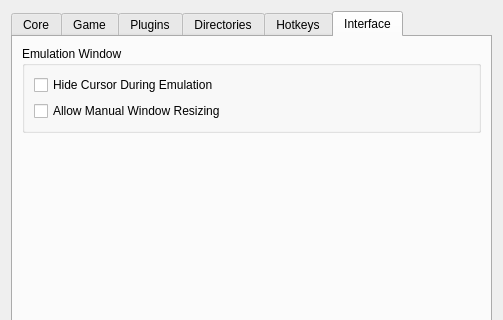
Above: Source/RMG/UserInterface/Dialog/SettingsDialog.ui from Rosalie241/RMG before the change; both pictures show x 0 to 503 and y 0 to 320 of the 503 by 668 pixel window. Below: the same form after it.
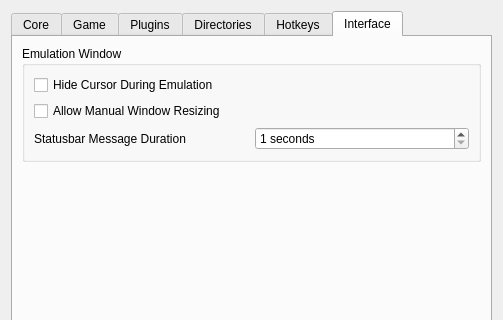
That is the form after the change. The open tabs and pages were chosen to show the change. Icons and pictures are not drawn. Custom widgets are drawn as their Qt base class.

Commit message: SettingsDialog: add Statusbar Message Duration

Patch:
```diff
--- a/Source/RMG/UserInterface/Dialog/SettingsDialog.ui
+++ b/Source/RMG/UserInterface/Dialog/SettingsDialog.ui
@@ -1588,6 +1588,30 @@
                 </property>
                </widget>
               </item>
+              <item>
+               <layout class="QHBoxLayout" name="horizontalLayout_2">
+                <item>
+                 <widget class="QLabel" name="label">
+                  <property name="text">
+                   <string>Statusbar Message Duration</string>
+                  </property>
+                 </widget>
+                </item>
+                <item>
+                 <widget class="QSpinBox" name="statusBarMessageDurationSpinBox">
+                  <property name="suffix">
+                   <string> seconds</string>
+                  </property>
+                  <property name="prefix">
+                   <string/>
+                  </property>
+                  <property name="minimum">
+                   <number>1</number>
+                  </property>
+                 </widget>
+                </item>
+               </layout>
+              </item>
              </layout>
             </widget>
            </item>
```
The commit also changes 5 other files.
